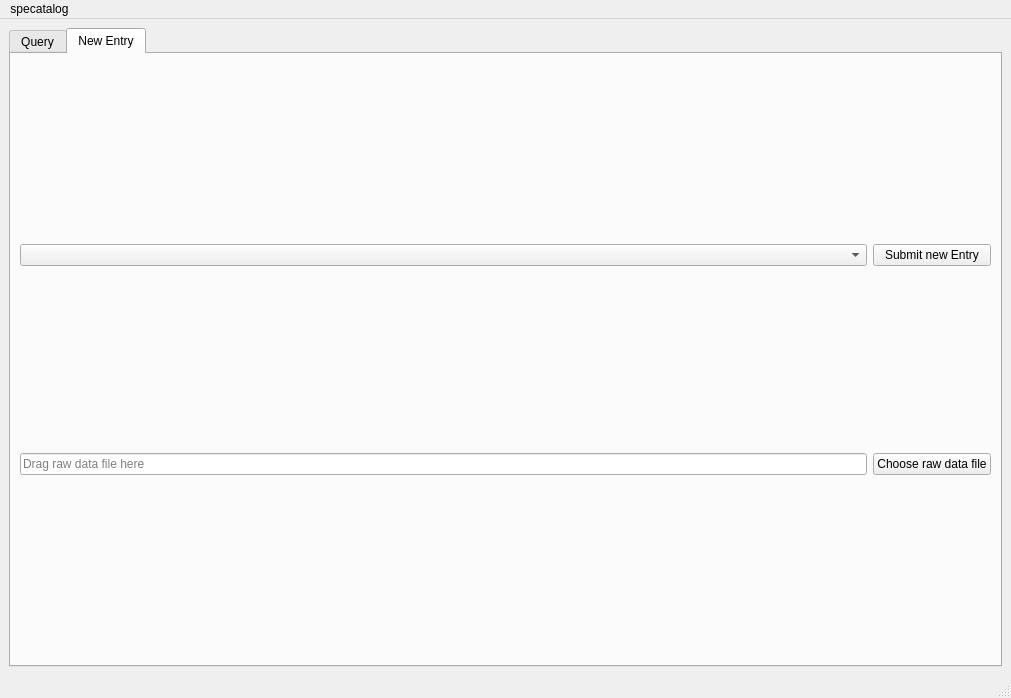
The window that src/gui/specatalog_mainwindow.ui (TheresiaQuintes/specatalog) describes before a commit, drawn with Qt 5.
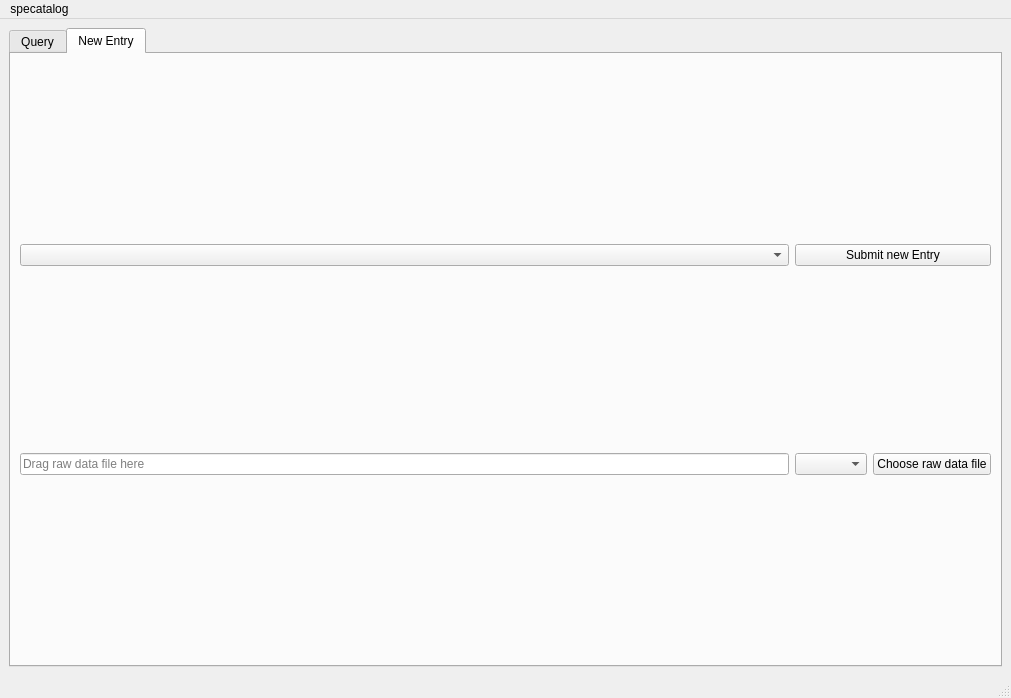
The same window after the commit. The open tabs and pages were chosen to show the change.

Commit message: Full measurement erstellt. Im Skript läuft es aber in GUI Probleme mit Session.

Diff of the .ui file:
```diff
--- a/src/gui/specatalog_mainwindow.ui
+++ b/src/gui/specatalog_mainwindow.ui
@@ -80,19 +80,6 @@
         <string>New Entry</string>
        </attribute>
        <layout class="QGridLayout" name="gridLayout_2">
-        <item row="0" column="0" colspan="2">
-         <layout class="QFormLayout" name="FormNewEntry"/>
-        </item>
-        <item row="3" column="0">
-         <widget class="QComboBox" name="ComboModelChoiceNewEntry"/>
-        </item>
-        <item row="3" column="1">
-         <widget class="QPushButton" name="ButtonNewEntry">
-          <property name="text">
-           <string>Submit new Entry</string>
-          </property>
-         </widget>
-        </item>
         <item row="4" column="0">
          <widget class="QLineEdit" name="LineRawDataInput">
           <property name="acceptDrops">
@@ -103,13 +90,29 @@
           </property>
          </widget>
         </item>
-        <item row="4" column="1">
+        <item row="0" column="0" colspan="3">
+         <layout class="QFormLayout" name="FormNewEntry"/>
+        </item>
+        <item row="3" column="0">
+         <widget class="QComboBox" name="ComboModelChoiceNewEntry"/>
+        </item>
+        <item row="4" column="2">
          <widget class="QPushButton" name="ButtonRawDataInput">
           <property name="text">
            <string>Choose raw data file</string>
           </property>
          </widget>
         </item>
+        <item row="4" column="1">
+         <widget class="QComboBox" name="ComboRawFormat"/>
+        </item>
+        <item row="3" column="1" colspan="2">
+         <widget class="QPushButton" name="ButtonNewEntry">
+          <property name="text">
+           <string>Submit new Entry</string>
+          </property>
+         </widget>
+        </item>
        </layout>
       </widget>
      </widget>
```
The commit also changes 6 other files.
